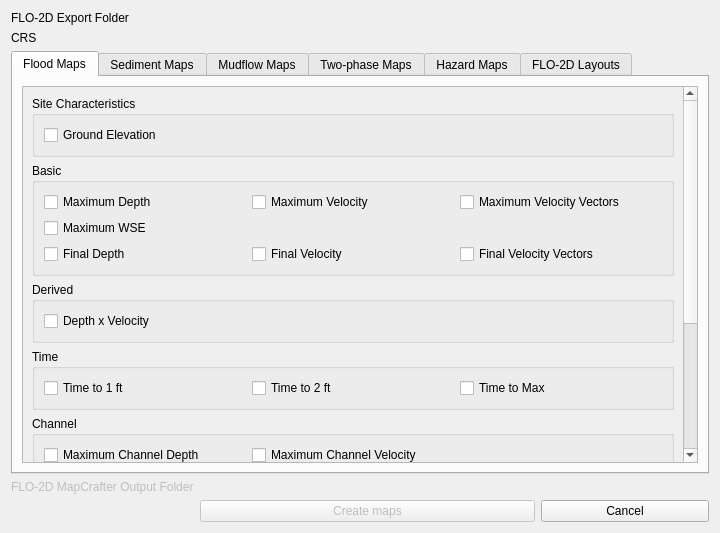
First picture: the form in flo2d_mapcrafter/flo2d_mapcrafter_dialog_base.ui, repository FLO-2DSoftware/FLO-2DMapCrafter, before the edit.
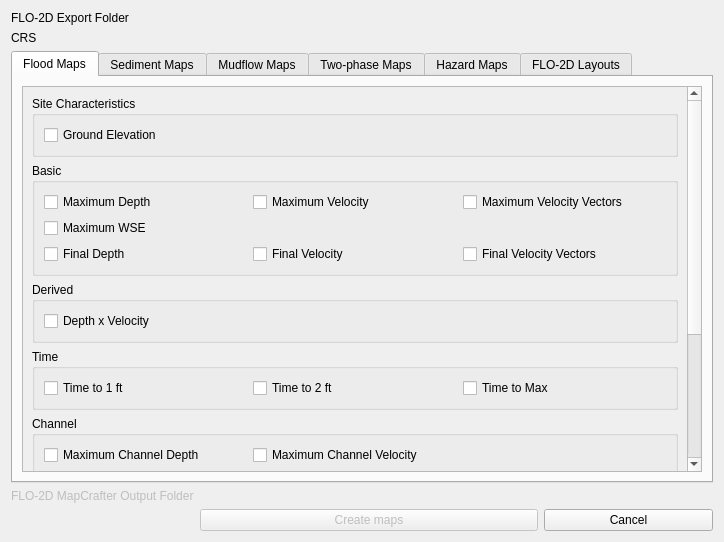
Second picture: the form after the edit. The open tabs and pages were chosen to show the change. Custom widgets are drawn as their Qt base class.

Commit message: Maps done. Need to code Hazard Maps and Layouts

What changed in the file:
```diff
--- a/flo2d_mapcrafter/flo2d_mapcrafter_dialog_base.ui
+++ b/flo2d_mapcrafter/flo2d_mapcrafter_dialog_base.ui
@@ -6,8 +6,8 @@
    <rect>
     <x>0</x>
     <y>0</y>
-    <width>720</width>
-    <height>533</height>
+    <width>724</width>
+    <height>542</height>
    </rect>
   </property>
   <property name="windowTitle">
@@ -161,8 +161,8 @@
            <rect>
             <x>0</x>
             <y>0</y>
-            <width>676</width>
-            <height>341</height>
+            <width>680</width>
+            <height>365</height>
            </rect>
           </property>
           <layout class="QGridLayout" name="gridLayout_99">
```
Left out of the diff: 22 changed lines with no effect on the pictures.
